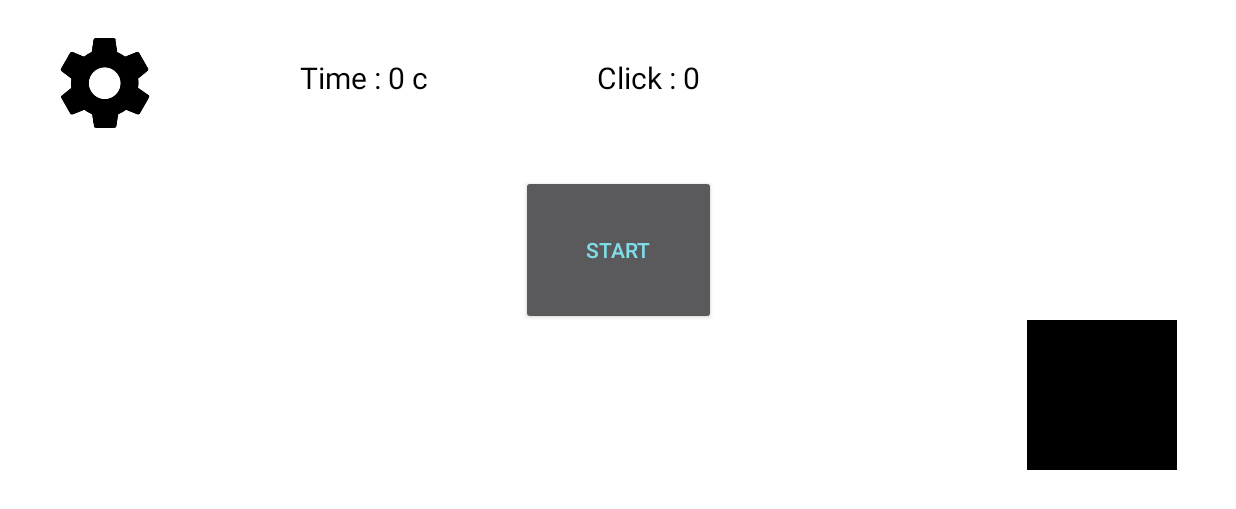
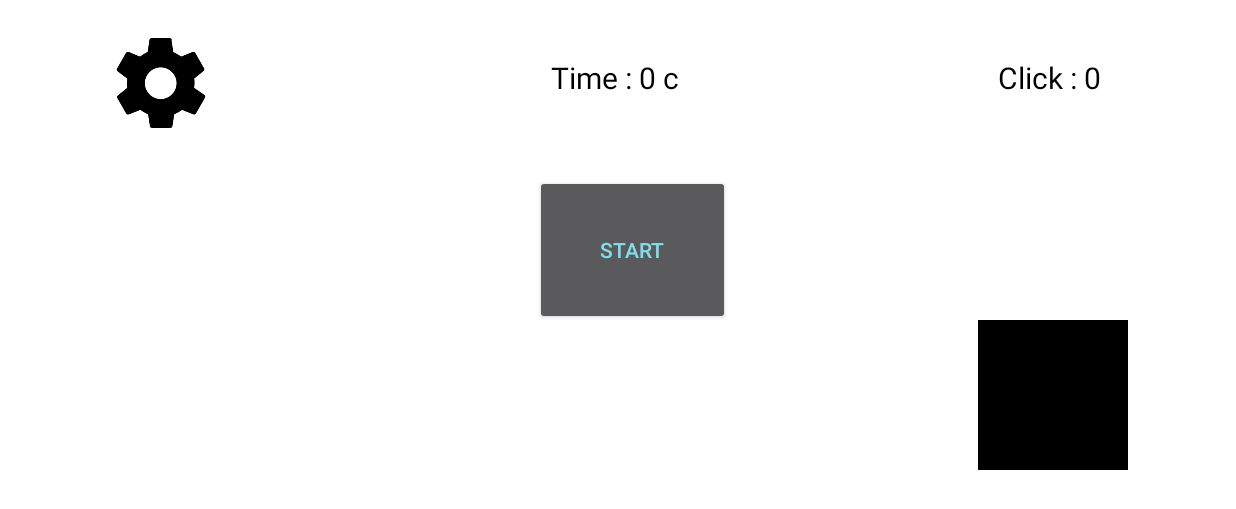
Before and after one commit to AgeDim/Clicker, an Android app: the screen it shows after launch (MainActivity), on a phone screen of 824 x 412 dp (held sideways). Shown: the top 509 px of the screen. Run offline under Robolectric (Android 15) with nearby library versions, the phone set to English and light mode, and no system bars.

Commit message:
Это все, что останется после меня!

```diff
--- a/app/src/main/res/layout/activity_main.xml
+++ b/app/src/main/res/layout/activity_main.xml
@@ -11,7 +11,7 @@
 
     <LinearLayout
         android:id="@+id/linearLayout"
-        android:layout_width="775dp"
+        android:layout_width="700dp"
         android:layout_height="100dp"
         android:layout_marginStart="20dp"
         app:layout_constraintEnd_toEndOf="parent"
@@ -35,7 +35,7 @@
             android:id="@+id/time"
             android:layout_width="170dp"
             android:layout_height="40dp"
-            android:layout_marginStart="100dp"
+            android:layout_marginStart="230dp"
             android:layout_marginTop="18dp"
             android:layout_marginEnd="28dp"
             android:text="@string/time_0_c"
@@ -50,6 +50,7 @@
             android:id="@+id/counter"
             android:layout_width="wrap_content"
             android:layout_height="wrap_content"
+            android:layout_marginStart="100dp"
             android:layout_marginTop="18dp"
             android:layout_marginEnd="10dp"
             android:text="@string/click_0"
@@ -63,8 +64,9 @@
 
     <LinearLayout
         android:id="@+id/linearLayout2"
-        android:layout_width="785dp"
+        android:layout_width="700dp"
         android:layout_height="93dp"
+        android:layout_marginStart="20dp"
         android:gravity="center"
         app:layout_constraintEnd_toEndOf="parent"
         app:layout_constraintStart_toStartOf="parent"
@@ -92,8 +94,8 @@
 
     <LinearLayout
         android:id="@+id/buttonlayout"
-        android:layout_width="745dp"
-        android:layout_height="105dp"
+        android:layout_width="700dp"
+        android:layout_height="120dp"
         android:layout_marginStart="20dp"
         android:layout_marginEnd="20dp"
         android:gravity="end"
@@ -106,6 +108,8 @@
             android:id="@+id/click"
             android:layout_width="100dp"
             android:layout_height="100dp"
+            android:layout_marginLeft="10dp"
+            android:layout_marginRight="10dp"
             android:background="@drawable/blacksquare"
             android:contentDescription="@string/todo"
             tools:ignore="MissingConstraints,SpeakableTextPresentCheck" />
--- a/app/src/main/res/values-night/themes.xml
+++ b/app/src/main/res/values-night/themes.xml
@@ -1,6 +1,6 @@
 <resources xmlns:tools="http://schemas.android.com/tools">
     <!-- Base application theme. -->
-    <style name="Theme.Clicker" parent="Theme.MaterialComponents.DayNight.DarkActionBar">
+    <style name="Theme.Clicker" parent="Theme.AppCompat.NoActionBar">
         <!-- Primary brand color. -->
         <item name="colorPrimary">@color/purple_200</item>
         <item name="colorPrimaryVariant">@color/purple_700</item>
```
Also changed, not shown: app/build.gradle (+4 -4 lines), app/src/main/java/com/example/clicker/MainActivity.java (+6 -16 lines), app/src/main/java/com/example/clicker/SettingsActivity.java (+12 -14 lines), app/src/main/res/layout/activity_settings.xml (+13 -1 lines), app/src/main/res/drawable-v24/back.png (deleted), app/src/main/res/drawable/back.png (added).
